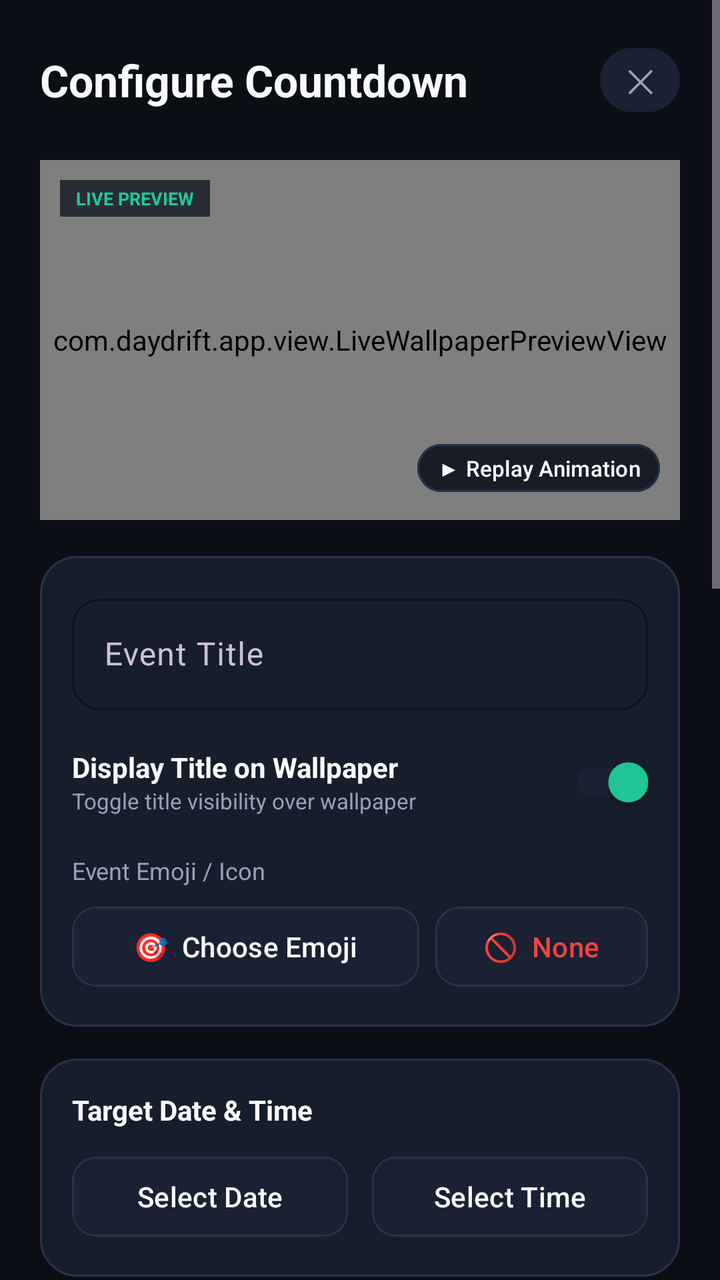
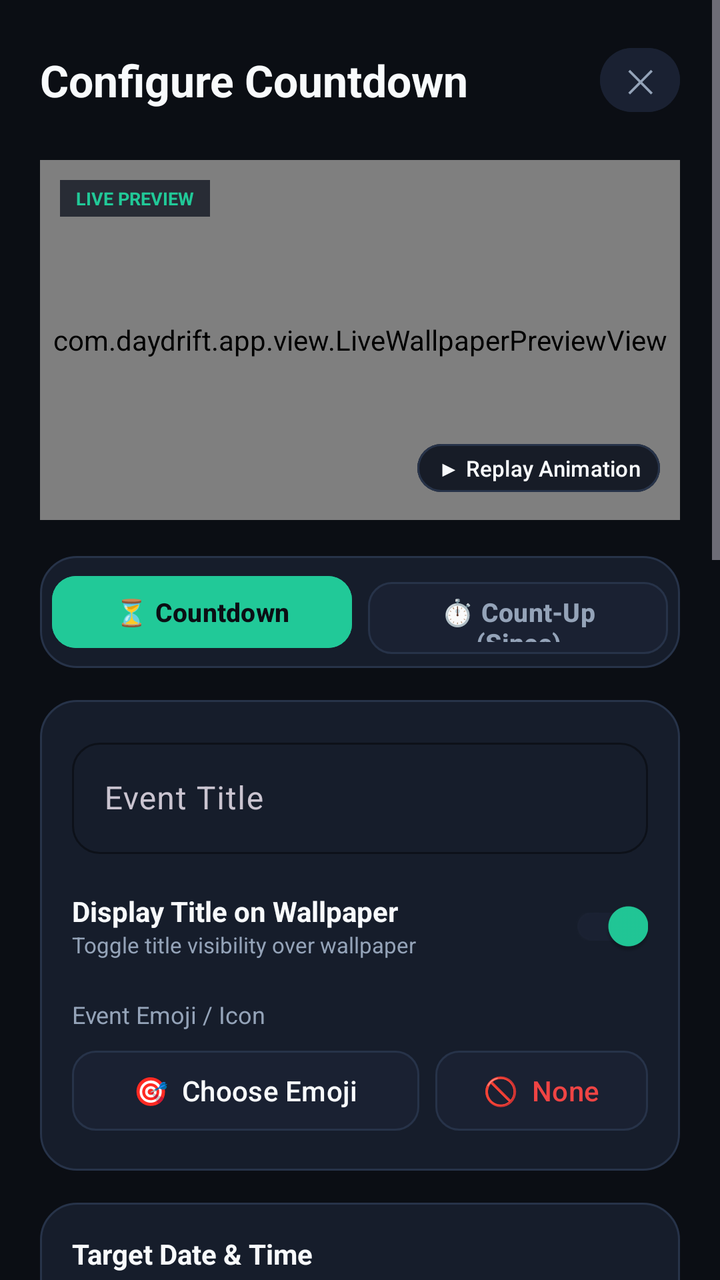

Two renders of the same Android screen: before a commit and after it. Below are the layout's source before the change and the commit's diff.
<!-- AndroidManifest.xml: application theme Theme.DayDrift -->
<!-- res/layout/dialog_counter_editor.xml -->
<?xml version="1.0" encoding="utf-8"?>
<ScrollView xmlns:android="http://schemas.android.com/apk/res/android"
    xmlns:app="http://schemas.android.com/apk/res-auto"
    android:layout_width="match_parent"
    android:layout_height="match_parent"
    android:background="@color/bg_dark"
    android:fitsSystemWindows="true"
    android:fillViewport="true">

    <LinearLayout
        android:layout_width="match_parent"
        android:layout_height="wrap_content"
        android:orientation="vertical"
        android:padding="20dp">

        
        <LinearLayout
            android:layout_width="match_parent"
            android:layout_height="wrap_content"
            android:orientation="horizontal"
            android:gravity="center_vertical"
            android:layout_marginBottom="20dp">

            <TextView
                android:id="@+id/dialogTitle"
                android:layout_width="0dp"
                android:layout_height="wrap_content"
                android:layout_weight="1"
                android:text="Configure Countdown"
                android:textColor="@color/text_primary"
                android:textSize="22sp"
                android:textStyle="bold" />

            <com.google.android.material.button.MaterialButton
                android:id="@+id/btnCloseDialog"
                android:layout_width="40dp"
                android:layout_height="40dp"
                android:text="✕"
                android:textColor="@color/text_secondary"
                android:textSize="16sp"
                android:backgroundTint="@color/bg_surface_elevated"
                app:cornerRadius="20dp"
                android:padding="0dp" />
        </LinearLayout>

        
        <FrameLayout
            android:id="@+id/editorPreviewCard"
            android:layout_width="match_parent"
            android:layout_height="180dp"
            android:background="@drawable/bg_card"
            android:layout_marginBottom="18dp"
            android:clipChildren="true"
            android:clipToPadding="true">

            <com.daydrift.app.view.LiveWallpaperPreviewView
                android:id="@+id/editorPreviewView"
                android:layout_width="match_parent"
                android:layout_height="match_parent" />

            <TextView
                android:layout_width="wrap_content"
                android:layout_height="wrap_content"
                android:text="LIVE PREVIEW"
                android:textSize="9sp"
                android:textStyle="bold"
                android:textColor="@color/primary"
                android:background="#CC131824"
                android:paddingStart="8dp"
                android:paddingEnd="8dp"
                android:paddingTop="3dp"
                android:paddingBottom="3dp"
                android:layout_gravity="top|start"
                android:layout_margin="10dp" />

            <com.google.android.material.button.MaterialButton
                android:id="@+id/btnTestAnimation"
                android:layout_width="wrap_content"
                android:layout_height="32dp"
                android:text="▶ Replay Animation"
                android:textAllCaps="false"
                android:textSize="11sp"
                android:backgroundTint="#CC131824"
                android:textColor="@color/text_primary"
                app:strokeColor="@color/border_card"
                app:strokeWidth="1dp"
                app:cornerRadius="12dp"
                android:layout_gravity="bottom|end"
                android:layout_margin="10dp"
                android:paddingStart="10dp"
                android:paddingEnd="10dp"
                android:paddingTop="0dp"
                android:paddingBottom="0dp" />
        </FrameLayout>

        
        <LinearLayout
            android:layout_width="match_parent"
            android:layout_height="wrap_content"
            android:orientation="vertical"
            android:background="@drawable/bg_card"
            android:padding="16dp"
            android:layout_marginBottom="16dp">

            <com.google.android.material.textfield.TextInputLayout
                android:layout_width="match_parent"
                android:layout_height="wrap_content"
                android:hint="Event Title"
                app:boxBackgroundColor="@color/bg_surface_card"
                app:boxStrokeColor="@color/primary"
                app:boxCornerRadiusTopStart="14dp"
                app:boxCornerRadiusTopEnd="14dp"
                app:boxCornerRadiusBottomStart="14dp"
                app:boxCornerRadiusBottomEnd="14dp"
                android:layout_marginBottom="12dp">

                <com.google.android.material.textfield.TextInputEditText
                    android:id="@+id/inputTitle"
                    android:layout_width="match_parent"
                    android:layout_height="wrap_content"
                    android:textColor="@color/text_primary"
                    android:maxLines="1" />
            </com.google.android.material.textfield.TextInputLayout>

            
            <LinearLayout
                android:layout_width="match_parent"
                android:layout_height="wrap_content"
                android:orientation="horizontal"
                android:gravity="center_vertical"
                android:layout_marginBottom="12dp">

                <LinearLayout
                    android:layout_width="0dp"
                    android:layout_height="wrap_content"
                    android:layout_weight="1"
                    android:orientation="vertical">

                    <TextView
                        android:layout_width="wrap_content"
                        android:layout_height="wrap_content"
                        android:text="Display Title on Wallpaper"
                        android:textColor="@color/text_primary"
                        android:textSize="14sp"
                        android:textStyle="bold" />

                    <TextView
                        android:layout_width="wrap_content"
                        android:layout_height="wrap_content"
                        android:text="Toggle title visibility over wallpaper"
                        android:textColor="@color/text_secondary"
                        android:textSize="11sp" />
                </LinearLayout>

                <com.google.android.material.switchmaterial.SwitchMaterial
                    android:id="@+id/switchShowTitle"
                    android:layout_width="wrap_content"
                    android:layout_height="wrap_content"
                    android:checked="true"
                    app:thumbTint="@color/primary"
                    app:trackTint="@color/bg_surface_elevated" />
            </LinearLayout>

            
            <TextView
                android:layout_width="wrap_content"
                android:layout_height="wrap_content"
                android:text="Event Emoji / Icon"
                android:textColor="@color/text_secondary"
                android:textSize="12sp"
                android:layout_marginBottom="6dp" />

            <LinearLayout
                android:layout_width="match_parent"
                android:layout_height="wrap_content"
                android:orientation="horizontal"
                android:gravity="center_vertical">

                <com.google.android.material.button.MaterialButton
                    android:id="@+id/btnEmojiPicker"
                    android:layout_width="0dp"
                    android:layout_height="wrap_content"
                    android:layout_weight="1"
                    android:text="🎯  Choose Emoji"
                    android:textAllCaps="false"
                    android:textColor="@color/text_primary"
                    android:backgroundTint="@color/bg_surface_elevated"
                    app:strokeColor="@color/border_card"
                    app:strokeWidth="1dp"
                    app:cornerRadius="12dp"
                    android:layout_marginEnd="8dp" />

                <com.google.android.material.button.MaterialButton
                    android:id="@+id/btnRemoveEmoji"
                    android:layout_width="wrap_content"
                    android:layout_height="wrap_content"
                    android:text="🚫  None"
                    android:textAllCaps="false"
                    android:textColor="@color/error"
                    android:backgroundTint="@color/bg_surface_elevated"
                    app:strokeColor="@color/border_card"
                    app:strokeWidth="1dp"
                    app:cornerRadius="12dp" />
            </LinearLayout>
        </LinearLayout>

        
        <LinearLayout
            android:layout_width="match_parent"
            android:layout_height="wrap_content"
            android:orientation="vertical"
            android:background="@drawable/bg_card"
            android:padding="16dp"
            android:layout_marginBottom="16dp">

            <TextView
                android:layout_width="wrap_content"
                android:layout_height="wrap_content"
                android:text="Target Date &amp; Time"
                android:textColor="@color/text_primary"
                android:textSize="14sp"
                android:textStyle="bold"
                android:layout_marginBottom="10dp" />

            <LinearLayout
                android:layout_width="match_parent"
                android:layout_height="wrap_content"
                android:orientation="horizontal">

                <com.google.android.material.button.MaterialButton
                    android:id="@+id/btnDatePicker"
                    android:layout_width="0dp"
                    android:layout_height="wrap_content"
                    android:layout_weight="1"
                    android:layout_marginEnd="6dp"
                    android:text="Select Date"
                    android:textAllCaps="false"
                    android:backgroundTint="@color/bg_surface_elevated"
                    android:textColor="@color/text_primary"
                    app:strokeColor="@color/border_card"
                    app:strokeWidth="1dp"
                    app:cornerRadius="12dp" />

                <com.google.android.material.button.MaterialButton
                    android:id="@+id/btnTimePicker"
                    android:layout_width="0dp"
                    android:layout_height="wrap_content"
                    android:layout_weight="1"
                    android:layout_marginStart="6dp"
                    android:text="Select Time"
                    android:textAllCaps="false"
                    android:backgroundTint="@color/bg_surface_elevated"
                    android:textColor="@color/text_primary"
                    app:strokeColor="@color/border_card"
                    app:strokeWidth="1dp"
                    app:cornerRadius="12dp" />
            </LinearLayout>
        </LinearLayout>

        
        <LinearLayout
            android:layout_width="match_parent"
            android:layout_height="wrap_content"
            android:orientation="vertical"
            android:background="@drawable/bg_card"
            android:padding="16dp"
            android:layout_marginBottom="16dp">

            <LinearLayout
                android:layout_width="match_parent"
                android:layout_height="wrap_content"
                android:orientation="horizontal"
                android:gravity="center_vertical"
                android:layout_marginBottom="10dp">

                <TextView
                    android:layout_width="0dp"
                    android:layout_height="wrap_content"
                    android:layout_weight="1"
                    android:text="Layout &amp; Placement"
                    android:textColor="@color/text_primary"
                    android:textSize="14sp"
                    android:textStyle="bold" />

                <com.google.android.material.button.MaterialButton
                    android:id="@+id/btnBrowseLayouts"
                    android:layout_width="wrap_content"
                    android:layout_height="32dp"
                    android:text="Visual Cards ⤢"
                    android:textAllCaps="false"
                    android:textSize="11sp"
                    android:backgroundTint="@color/bg_surface_elevated"
                    android:textColor="@color/primary"
                    app:strokeColor="@color/border_card"
                    app:strokeWidth="1dp"
                    app:cornerRadius="12dp"
                    android:paddingStart="10dp"
                    android:paddingEnd="10dp"
                    android:paddingTop="0dp"
                    android:paddingBottom="0dp" />
            </LinearLayout>

            
            <com.google.android.material.textfield.TextInputLayout
                style="@style/Widget.Material3.TextInputLayout.OutlinedBox.ExposedDropdownMenu"
                android:layout_width="match_parent"
                android:layout_height="wrap_content"
                android:hint="Countdown Layout Style"
                app:boxBackgroundColor="@color/bg_surface_elevated"
                app:boxStrokeColor="@color/primary"
                app:boxCornerRadiusTopStart="12dp"
                app:boxCornerRadiusTopEnd="12dp"
                app:boxCornerRadiusBottomStart="12dp"
                app:boxCornerRadiusBottomEnd="12dp"
                android:layout_marginBottom="14dp">

                <AutoCompleteTextView
                    android:id="@+id/menuLayoutStyle"
                    android:layout_width="match_parent"
                    android:layout_height="wrap_content"
                    android:inputType="none"
                    android:textColor="@color/text_primary" />
            </com.google.android.material.textfield.TextInputLayout>

            
            <com.google.android.material.textfield.TextInputLayout
                style="@style/Widget.Material3.TextInputLayout.OutlinedBox.ExposedDropdownMenu"
                android:layout_width="match_parent"
                android:layout_height="wrap_content"
                android:hint="Transition Animation"
                app:boxBackgroundColor="@color/bg_surface_elevated"
                app:boxStrokeColor="@color/primary"
                app:boxCornerRadiusTopStart="12dp"
                app:boxCornerRadiusTopEnd="12dp"
                app:boxCornerRadiusBottomStart="12dp"
                app:boxCornerRadiusBottomEnd="12dp"
                android:layout_marginBottom="14dp">

                <AutoCompleteTextView
                    android:id="@+id/menuAnimationStyle"
                    android:layout_width="match_parent"
                    android:layout_height="wrap_content"
                    android:inputType="none"
                    android:textColor="@color/text_primary" />
            </com.google.android.material.textfield.TextInputLayout>

            
            <com.google.android.material.textfield.TextInputLayout
                style="@style/Widget.Material3.TextInputLayout.OutlinedBox.ExposedDropdownMenu"
                android:layout_width="match_parent"
                android:layout_height="wrap_content"
                android:hint="Position Preset"
                app:boxBackgroundColor="@color/bg_surface_elevated"
                app:boxStrokeColor="@color/primary"
                app:boxCornerRadiusTopStart="12dp"
                app:boxCornerRadiusTopEnd="12dp"
                app:boxCornerRadiusBottomStart="12dp"
                app:boxCornerRadiusBottomEnd="12dp"
                android:layout_marginBottom="14dp">

                <AutoCompleteTextView
                    android:id="@+id/menuPositionPreset"
                    android:layout_width="match_parent"
                    android:layout_height="wrap_content"
                    android:inputType="none"
                    android:textColor="@color/text_primary" />
            </com.google.android.material.textfield.TextInputLayout>

            
            <com.google.android.material.button.MaterialButton
                android:id="@+id/btnSelectFont"
                android:layout_width="match_parent"
                android:layout_height="52dp"
                android:text="Typography Font: Sans-Serif Bold (100+ Available)"
                android:textAllCaps="false"
                android:backgroundTint="@color/bg_surface_elevated"
                android:textColor="@color/text_primary"
                app:icon="@drawable/ic_font"
                app:iconTint="@color/primary"
                app:iconGravity="textStart"
                app:strokeColor="@color/border_card"
                app:strokeWidth="1dp"
                app:cornerRadius="14dp" />
        </LinearLayout>

        
        <LinearLayout
            android:layout_width="match_parent"
            android:layout_height="wrap_content"
            android:orientation="vertical"
            android:background="@drawable/bg_card"
            android:padding="16dp"
            android:layout_marginBottom="24dp">

            <TextView
                android:layout_width="wrap_content"
                android:layout_height="wrap_content"
                android:text="Color &amp; Gradient Engine"
                android:textColor="@color/text_primary"
                android:textSize="14sp"
                android:textStyle="bold"
                android:layout_marginBottom="10dp" />

            
            <com.google.android.material.textfield.TextInputLayout
                style="@style/Widget.Material3.TextInputLayout.OutlinedBox.ExposedDropdownMenu"
                android:layout_width="match_parent"
                android:layout_height="wrap_content"
                android:hint="Digit Color Format"
                app:boxBackgroundColor="@color/bg_surface_elevated"
                app:boxStrokeColor="@color/primary"
                app:boxCornerRadiusTopStart="12dp"
                app:boxCornerRadiusTopEnd="12dp"
                app:boxCornerRadiusBottomStart="12dp"
                app:boxCornerRadiusBottomEnd="12dp"
                android:layout_marginBottom="12dp">

                <AutoCompleteTextView
                    android:id="@+id/menuColorFormat"
                    android:layout_width="match_parent"
                    android:layout_height="wrap_content"
                    android:inputType="none"
                    android:textColor="@color/text_primary" />
            </com.google.android.material.textfield.TextInputLayout>

            
            <com.google.android.material.button.MaterialButton
                android:id="@+id/btnSolidCountColor"
                android:layout_width="match_parent"
                android:layout_height="wrap_content"
                android:text="Choose Solid Color"
                android:textAllCaps="false"
                android:textColor="@color/white"
                app:cornerRadius="12dp"
                android:visibility="gone"
                android:layout_marginBottom="12dp" />

            
            <LinearLayout
                android:id="@+id/layoutCountGradientOptions"
                android:layout_width="match_parent"
                android:layout_height="wrap_content"
                android:orientation="vertical">

                <TextView
                    android:id="@+id/tvCountGradAngle"
                    android:layout_width="wrap_content"
                    android:layout_height="wrap_content"
                    android:text="Gradient Angle: 45°"
                    android:textColor="@color/text_secondary"
                    android:textSize="12sp" />

                <com.google.android.material.slider.Slider
                    android:id="@+id/sliderCountGradAngle"
                    android:layout_width="match_parent"
                    android:layout_height="wrap_content"
                    android:valueFrom="0"
                    android:valueTo="360"
                    android:value="45"
                    android:stepSize="15"
                    app:thumbColor="@color/primary"
                    app:trackColorActive="@color/primary" />

                <LinearLayout
                    android:layout_width="match_parent"
                    android:layout_height="wrap_content"
                    android:orientation="horizontal"
                    android:layout_marginTop="4dp">

                    <com.google.android.material.button.MaterialButton
                        android:id="@+id/btnCountStartColor"
                        android:layout_width="0dp"
                        android:layout_height="wrap_content"
                        android:layout_weight="1"
                        android:layout_marginEnd="6dp"
                        android:text="Start Color"
                        android:textAllCaps="false"
                        android:textColor="@color/white"
                        app:cornerRadius="12dp" />

                    <com.google.android.material.button.MaterialButton
                        android:id="@+id/btnCountEndColor"
                        android:layout_width="0dp"
                        android:layout_height="wrap_content"
                        android:layout_weight="1"
                        android:layout_marginStart="6dp"
                        android:text="End Color"
                        android:textAllCaps="false"
                        android:textColor="@color/white"
                        app:cornerRadius="12dp" />
                </LinearLayout>
            </LinearLayout>

        </LinearLayout>

        
        <LinearLayout
            android:layout_width="match_parent"
            android:layout_height="wrap_content"
            android:orientation="horizontal"
            android:layout_marginBottom="24dp">

            <com.google.android.material.button.MaterialButton
                android:id="@+id/btnCancel"
                android:layout_width="0dp"
                android:layout_height="52dp"
                android:layout_weight="1"
                android:layout_marginEnd="8dp"
                android:text="Cancel"
                android:textAllCaps="false"
                android:backgroundTint="@color/bg_surface_elevated"
                android:textColor="@color/text_secondary"
                app:strokeColor="@color/border_card"
                app:strokeWidth="1dp"
                app:cornerRadius="14dp" />

            <com.google.android.material.button.MaterialButton
                android:id="@+id/btnSave"
                android:layout_width="0dp"
                android:layout_height="52dp"
                android:layout_weight="2"
                android:layout_marginStart="8dp"
                android:text="Save Countdown"
                android:textAllCaps="false"
                android:textStyle="bold"
                android:backgroundTint="@color/primary"
                android:textColor="@color/bg_dark"
                app:cornerRadius="14dp" />
        </LinearLayout>

    </LinearLayout>
</ScrollView>
<!-- resources referenced by this layout -->
<resources>
  <color name="bg_dark">#0B0E14</color>
  <color name="bg_surface_card">#161D2B</color>
  <color name="bg_surface_elevated">#1A2132</color>
  <color name="border_card">#273349</color>
  <color name="error">#EF4444</color>
  <color name="primary">#21C998</color>
  <color name="text_primary">#F8FAFC</color>
  <color name="text_secondary">#94A3B8</color>
  <color name="white">#FFFFFF</color>
  <!-- drawable bg_card (drawable) -->
  <?xml version="1.0" encoding="utf-8"?>
  <shape xmlns:android="http://schemas.android.com/apk/res/android"
      android:shape="rectangle">
      <solid android:color="@color/bg_surface_card" />
      <stroke android:width="1dp" android:color="@color/border_card" />
      <corners android:radius="18dp" />
  </shape>
  <!-- drawable ic_font (drawable) -->
  <vector xmlns:android="http://schemas.android.com/apk/res/android"
      android:width="24dp"
      android:height="24dp"
      android:viewportWidth="24"
      android:viewportHeight="24">
      <path
          android:fillColor="#21C998"
          android:pathData="M9.93,13.5h4.14L12,7.98z M20,2H4C2.9,2 2,2.9 2,4v16c0,1.1 0.9,2 2,2h16c1.1,0 2,-0.9 2,-2V4C22,2.9 21.1,2 20,2z M15.53,17.5l-1.07,-3h-4.92l-1.07,3H6.25L10.9,5.5h2.2l4.65,12H15.53z" />
  </vector>
  <style name="Theme.DayDrift" parent="Theme.Material3.Dark.NoActionBar">
          <item name="colorPrimary">@color/primary</item>
          <item name="colorPrimaryVariant">@color/primary_variant</item>
          <item name="colorSecondary">@color/secondary</item>
          <item name="colorSecondaryVariant">@color/secondary_variant</item>
          <item name="android:windowBackground">@color/bg_dark</item>
          <item name="android:colorBackground">@color/bg_dark</item>
          <item name="colorSurface">@color/bg_surface</item>
          <item name="colorSurfaceVariant">@color/bg_surface_card</item>
          <item name="colorOnSurface">@color/text_primary</item>
          <item name="colorOnPrimary">@color/bg_dark</item>
          <item name="android:statusBarColor">@color/bg_dark</item>
          <item name="android:navigationBarColor">@color/bg_dark</item>
          <item name="android:windowLightStatusBar">false</item>
          <item name="android:windowAnimationStyle">@style/DayDriftAnimation.Activity</item>
      </style>
  <color name="primary_variant">#16A37A</color>
  <color name="secondary">#6366F1</color>
  <color name="secondary_variant">#4F46E5</color>
  <color name="bg_surface">#131824</color>
  <style name="DayDriftAnimation.Activity" parent="@android:style/Animation.Activity">
          <item name="android:activityOpenEnterAnimation">@anim/slide_in_right</item>
          <item name="android:activityOpenExitAnimation">@anim/slide_out_left</item>
          <item name="android:activityCloseEnterAnimation">@anim/slide_in_left</item>
          <item name="android:activityCloseExitAnimation">@anim/slide_out_right</item>
      </style>
</resources>

<!-- the commit's change to res/layout/dialog_counter_editor.xml (unified diff, before → after) -->
@@ -97,6 +97,46 @@
         <LinearLayout
             android:layout_width="match_parent"
             android:layout_height="wrap_content"
+            android:orientation="horizontal"
+            android:background="@drawable/bg_card"
+            android:padding="6dp"
+            android:layout_marginBottom="16dp">
+
+            <com.google.android.material.button.MaterialButton
+                android:id="@+id/btnModeCountdown"
+                android:layout_width="0dp"
+                android:layout_height="44dp"
+                android:layout_weight="1"
+                android:text="⏳ Countdown"
+                android:textAllCaps="false"
+                android:textSize="13sp"
+                android:textStyle="bold"
+                android:backgroundTint="@color/primary"
+                android:textColor="@color/bg_dark"
+                app:cornerRadius="12dp"
+                android:layout_marginEnd="4dp" />
+
+            <com.google.android.material.button.MaterialButton
+                android:id="@+id/btnModeCountUp"
+                android:layout_width="0dp"
+                android:layout_height="44dp"
+                android:layout_weight="1"
+                android:text="⏱️ Count-Up (Since)"
+                android:textAllCaps="false"
+                android:textSize="13sp"
+                android:textStyle="bold"
+                android:backgroundTint="@color/bg_surface_elevated"
+                android:textColor="@color/text_secondary"
+                app:strokeColor="@color/border_card"
+                app:strokeWidth="1dp"
+                app:cornerRadius="12dp"
+                android:layout_marginStart="4dp" />
+        </LinearLayout>
+
+        
+        <LinearLayout
+            android:layout_width="match_parent"
+            android:layout_height="wrap_content"
             android:orientation="vertical"
             android:background="@drawable/bg_card"
             android:padding="16dp"
@@ -214,6 +254,7 @@
             android:layout_marginBottom="16dp">
 
             <TextView
+                android:id="@+id/tvDateLabel"
                 android:layout_width="wrap_content"
                 android:layout_height="wrap_content"
                 android:text="Target Date &amp; Time"
